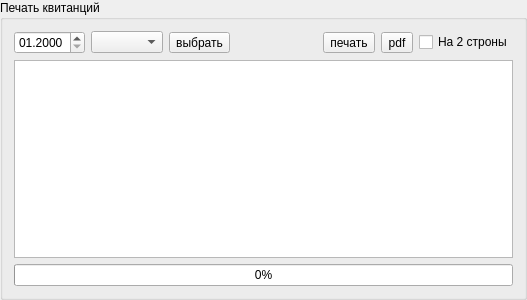
Qt form pringkvitok.ui (haltxz/ds) before a commit.
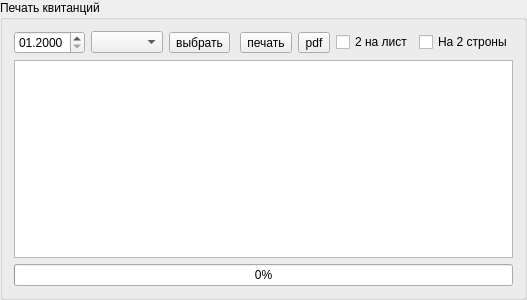
The same form after that commit.

What changed in the file:
```diff
--- a/pringkvitok.ui
+++ b/pringkvitok.ui
@@ -63,6 +63,13 @@
        </property>
       </widget>
      </item>
+     <item>
+      <widget class="QCheckBox" name="checkBox_twokv">
+       <property name="text">
+        <string>2 на лист</string>
+       </property>
+      </widget>
+     </item>
      <item>
       <widget class="QCheckBox" name="checkBox_duplex">
        <property name="toolTip">
```
